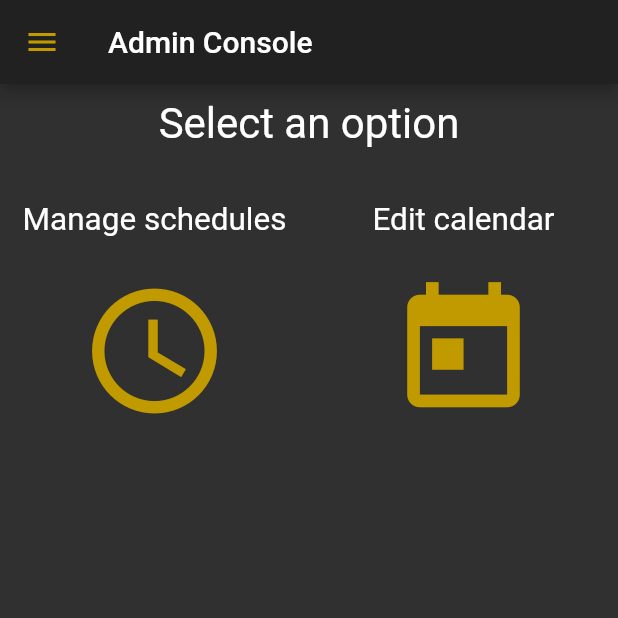
After one commit to Student-Lyf/RamLife, a Flutter app: the AdminHomePage screen opened by its route, on a phone screen of 412 x 824 dp, the top half of it. The commit adds this screen. Run offline on Flutter 3.47's test engine with Material 2 defaults, Android fonts, the phone set to English and light mode, and no system bars; our stand-ins replace cloud_firestore, firebase_auth, firebase_crashlytics, firebase_messaging, flutter_local_notifications, google_sign_in and 1 more; accounts and stored records are empty; project files that could hold a hidden picture were left out.

Commit message:
Minor fixes to admin pages

```diff
--- a/lib/constants.dart
+++ b/lib/constants.dart
@@ -50,6 +50,9 @@ class Routes {
 
 	/// The route name for the specials manager page.
 	static const String specials = "specials";
+
+	/// The route name for the admin home page.
+	static const String admin = "admin";
 }
 
 /// A collection of URLs used throughout the app
--- a/lib/main.dart
+++ b/lib/main.dart
@@ -174,6 +174,7 @@ class RamazApp extends StatelessWidget {
 					Routes.feedback: (_) => FeedbackPage(),
 					Routes.calendar: (_) => CalendarPage(),
 					Routes.specials: (_) => SpecialPage(),
+					Routes.admin: (_) => AdminHomePage(),
 				}
 			)
 		)
--- /dev/null
+++ b/lib/src/pages/admin.dart
@@ -0,0 +1,119 @@
+import "package:flutter/material.dart";
+
+import "package:ramaz/constants.dart";
+import "package:ramaz/pages.dart";
+
+/// A widget to represent a calendar icon.
+///
+/// Due to "budget cuts", poor Levi Lesches ('21) had to recreate the calendar
+/// icon from scratch, instead of Googling for a png. What a loser.
+///
+/// This widget is not used, rather left here as a token of appreciation for
+/// all the time Levi has wasted designing (and scrapping said designs)
+/// the UI and backend code for this app. That dude deserves a raise.
+class OldCalendarWidget extends StatelessWidget {
+	/// Creates a widget to look like the calendar icon.
+	const OldCalendarWidget();
+
+  @override
+  Widget build(BuildContext context) => InkWell(
+  	onTap: () => Navigator.pushReplacementNamed(context, Routes.calendar),
+  	child: Container(
+	    decoration: BoxDecoration(border: Border.all()),
+	    padding: const EdgeInsets.symmetric(horizontal: 25),
+	    child: Column(
+	      mainAxisAlignment: MainAxisAlignment.center,
+	      crossAxisAlignment: CrossAxisAlignment.center,
+	      children: [
+	        const Spacer(flex: 1),
+	        Expanded(
+	          flex: 1,
+	          child: Container(
+	            decoration: BoxDecoration(border: Border.all()),
+	            child: const Center(
+	              child: Text("Monday")
+	            ),
+	          ),
+	        ),
+	        Expanded(
+	          flex: 4,
+	          child: Container(
+	            decoration: BoxDecoration(border: Border.all()),
+	            child: const Center(
+	              child: Text("01", textScaleFactor: 2),
+	            )
+	          )
+	        ),
+	        const Spacer(flex: 1),
+	      ]
+	    )
+    )
+  );
+}
+
+/// A menu item for the admin console.
+///
+/// This widget holds a [label] over a big [icon], and when tapped, will push
+/// a page named [routeName].
+class AdminMenuItem extends StatelessWidget {
+	/// The icon to display.
+  final IconData icon;
+
+  /// The label to display.
+  final String label;
+
+  /// The name of the route to push when tapped.
+  final String routeName;
+
+  /// Creates a menu item for the admin console.
+  const AdminMenuItem({
+  	@required this.icon,
+  	@required this.label,
+  	@required this.routeName
+	});
+
+  @override
+  Widget build(BuildContext context) => InkWell(
+    onTap: () => Navigator.of(context).pushReplacementNamed(routeName),
+    child: Column(
+      children: [
+        const SizedBox(height: 10),
+        Text(label, textScaleFactor: 1.5),
+        const SizedBox(height: 25),
+        Icon(icon, size: 100),
+      ]
+    )
+  );
+}
+
+/// The home page for the admin console.
+class AdminHomePage extends StatelessWidget {
+	@override
+	Widget build(BuildContext context) => Scaffold(
+		drawer: NavigationDrawer(),
+		appBar: AppBar(title: const Text("Admin Console")),
+		body: Column(
+      children: [
+        const SizedBox(height: 10),
+        const Text("Select an option", textScaleFactor: 2),
+        const SizedBox(height: 25),
+        GridView.count(
+          shrinkWrap: true,
+          crossAxisCount: 2,
+          children: const [
+            AdminMenuItem(
+            	icon: Icons.schedule,
+            	label: "Manage schedules",
+            	routeName: Routes.specials,
+          	),
+            AdminMenuItem(
+            	icon: Icons.today,
+            	label: "Edit calendar",
+            	routeName: Routes.calendar,
+          	),
+          ]
+        )
+      ]
+		),
+	);
+}
--- a/lib/src/pages/builders/day_builder.dart
+++ b/lib/src/pages/builders/day_builder.dart
@@ -113,7 +113,7 @@ class DayBuilder extends StatelessWidget {
 				RaisedButton(
 					onPressed: !model.ready ? null : () =>
 						Navigator.of(context).pop(model.day),
-					child: Text("Save", style: TextStyle(color: Colors.white)),
+					child: const Text("Save", style: TextStyle(color: Colors.white)),
 				)
 			]
 		),
--- a/lib/src/pages/splash.dart
+++ b/lib/src/pages/splash.dart
@@ -21,7 +21,7 @@ class SplashScreen extends StatelessWidget {
 							MediaQuery.of(context).platformBrightness
 						)
 					);
-					return Center (child: RamazLogos.ramSquareWords);
+					return const Center(child: RamazLogos.ramSquareWords);
 				}
 			)
 		)
```
Also changed, not shown: lib/src/pages/calendar.dart (added, +80 -0 lines), lib/src/pages/specials.dart (added, +56 -0 lines).
